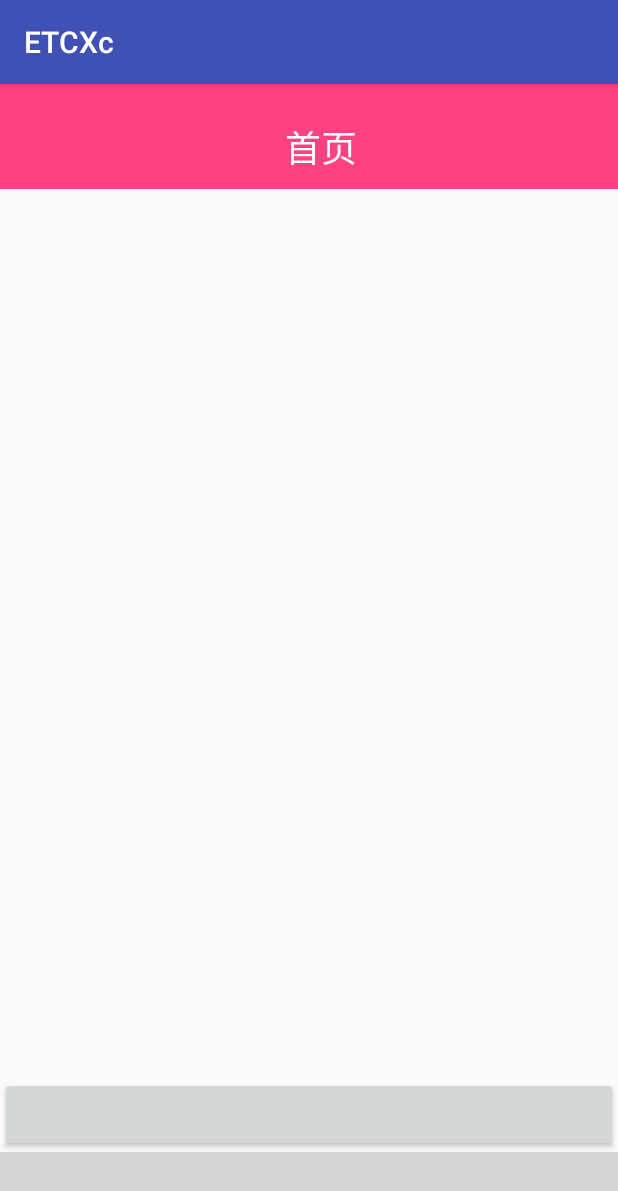
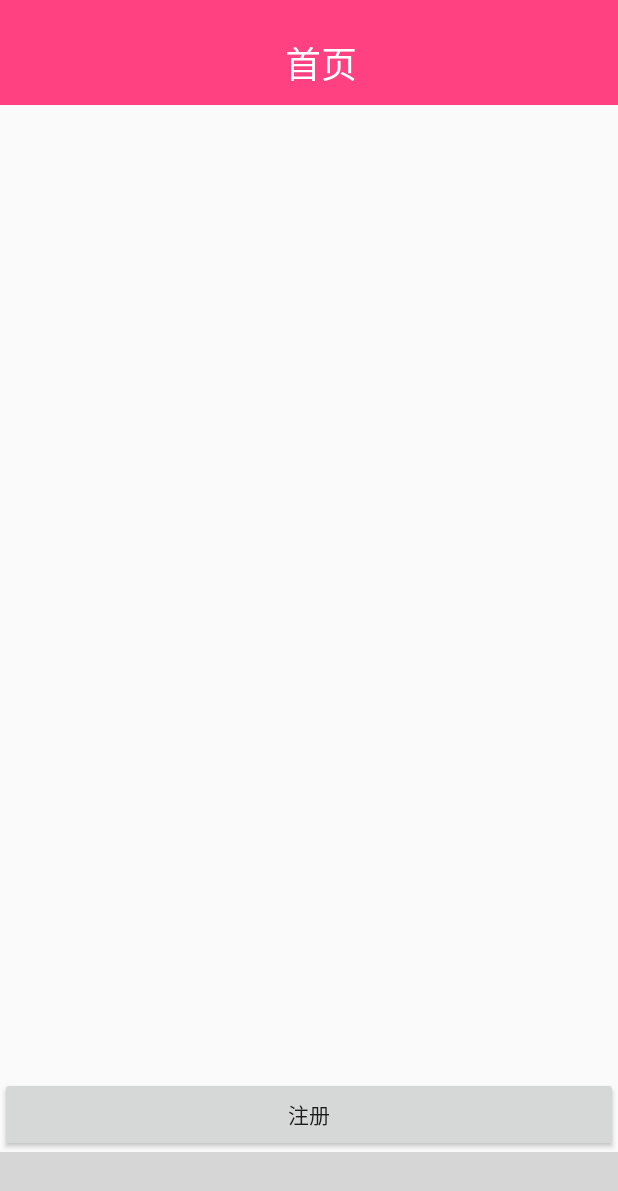
Before and after one commit to lt594963425/ETCx, an Android app: the screen it shows after launch (MainActivity), on a phone screen of 412 x 824 dp. Shown: the top 1191 px of the screen. Run offline under Robolectric (Android 15) with nearby library versions, the phone set to English and light mode, and no system bars; our stand-ins replace RxJava; libraries missing offline, so code that uses them is left out: com.roughike.bottombar; plain views replace BottomBar; 9 statements that could not run were skipped; grey boxes are pictures that could not be loaded.

Commit message:
代码优化

```diff
--- a/app/src/main/java/com/etcxc/android/activity/MainActivity.java
+++ b/app/src/main/java/com/etcxc/android/activity/MainActivity.java
@@ -8,11 +8,9 @@ import android.support.v4.app.Fragment;
 import android.support.v4.app.FragmentManager;
 import android.support.v4.app.FragmentPagerAdapter;
 import android.support.v4.view.ViewPager;
-import android.support.v7.app.AppCompatActivity;
 import android.support.v7.widget.Toolbar;
 import android.view.View;
 import android.view.ViewTreeObserver;
-import android.view.Window;
 import android.widget.TextView;
 
 import com.etcxc.android.R;
@@ -32,7 +30,6 @@ import org.json.JSONObject;
 import java.util.HashMap;
 import java.util.Map;
 
-import butterknife.ButterKnife;
 import io.reactivex.Flowable;
 import io.reactivex.android.schedulers.AndroidSchedulers;
 import io.reactivex.functions.Consumer;
@@ -48,37 +45,35 @@ public class MainActivity extends BaseActivity implements View.OnClickListener {
     private ViewPager mVpContent;
     private Toolbar mToolbar;
     TextView mToolbarTitle;
-    private  MyPagerAdapter mAdapter;
+    private MyPagerAdapter mAdapter;
+
     @Override
     protected void onCreate(Bundle savedInstanceState) {
         super.onCreate(savedInstanceState);
-        //取消顶部标题
-       requestWindowFeature(Window.FEATURE_NO_TITLE);
-      //设置全屏
-        //getWindow().setFlags(WindowManager.LayoutParams.FLAG_FULLSCREEN, WindowManager.LayoutParams.FLAG_FULLSCREEN);
+     /*   //取消顶部标题
+        requestWindowFeature(Window.FEATURE_NO_TITLE);
+        //设置全屏
+        getWindow().setFlags(WindowManager.LayoutParams.FLAG_FULLSCREEN, WindowManager.LayoutParams.FLAG_FULLSCREEN);*/
+        if (getSupportActionBar() != null) getSupportActionBar().hide();
         setContentView(R.layout.activity_main);
-
-        find(R.id.tv_register).setOnClickListener(this);
-        mBottomBar = (BottomBar) findViewById(R.id.bottomBar);
-        mVpContent = (ViewPager) findViewById(R.id.vp_content);
-        mToolbar = (Toolbar) findViewById(R.id.toolbar);
-        mToolbarTitle = (TextView) findViewById(R.id.toolbar_title);
-        ButterKnife.bind(this);
         initViews();
         initData();
     }
 
     private void initViews() {
+        find(R.id.tv_register).setOnClickListener(this);
+        mBottomBar = find(R.id.bottomBar);
+        mVpContent = find(R.id.vp_content);
+        mToolbar = find(R.id.toolbar);
+        mToolbarTitle = find(R.id.toolbar_title);
         tabIdPosition.put(R.id.tab_recents, 0);
         tabIdPosition.put(R.id.tab_favorites, 1);
         tabIdPosition.put(R.id.tab_nearby, 2);
-        //getWindow().addFlags(WindowManager.LayoutParams.FLAG_TRANSLUCENT_NAVIGATION);
         mAdapter = new MyPagerAdapter(getSupportFragmentManager());
         mVpContent.setAdapter(mAdapter);
-        //toobar初始化
+        //toolbar初始化
         //底部标签栏
         initBottomBar();
-
     }
 
     /**
@@ -93,6 +88,7 @@ public class MainActivity extends BaseActivity implements View.OnClickListener {
         });
         mNearby = mBottomBar.getTabWithId(R.id.tab_friends);
     }
+
     private void initData() {
         /**
          * 监听fragment页面改变,以触发加载数据
@@ -128,6 +124,7 @@ public class MainActivity extends BaseActivity implements View.OnClickListener {
                         break;
                 }
             }
+
             @Override
             public void onPageScrollStateChanged(int state) {
             }
@@ -150,7 +147,7 @@ public class MainActivity extends BaseActivity implements View.OnClickListener {
     public void onClick(View v) {
         switch (v.getId()) {
             case R.id.tv_register:
-                testNet();
+                register();
                 break;
         }
     }
@@ -172,6 +169,7 @@ public class MainActivity extends BaseActivity implements View.OnClickListener {
                     }
                 });
     }
+
     private class MyPagerAdapter extends FragmentPagerAdapter {
         public MyPagerAdapter(FragmentManager fm) {
             super(fm);
@@ -187,6 +185,22 @@ public class MainActivity extends BaseActivity implements View.OnClickListener {
         public int getCount() {
             return 3;
         }
+    }
 
+    private void register() {
+      /*  Flowable.just("").map(new Function<String, String>() {
+            @Override
+            public String apply(@NonNull String s) throws Exception {
+
+            }
+        }).subscribeOn(Schedulers.io())
+                .observeOn(AndroidSchedulers.mainThread())
+                .subscribe(new Consumer<String>() {
+                    @Override
+                    public void accept(@NonNull String s) throws Exception {
+                        LogUtil.d("xwpeng16", s);
+                    }
+                });*/
     }
+
 }
--- a/app/src/main/java/com/etcxc/android/modle/db/PrivateDbHelper.java
+++ b/app/src/main/java/com/etcxc/android/modle/db/PrivateDbHelper.java
@@ -7,7 +7,7 @@ import android.database.sqlite.SQLiteOpenHelper;
 import android.provider.BaseColumns;
 import android.text.TextUtils;
 
-import com.etcxc.android.util.Base64Util;
+import com.etcxc.android.utils.Base64Util;
 import com.etcxc.android.utils.LogUtil;
 
 import java.util.LinkedHashMap;
--- a/app/src/main/java/com/etcxc/android/modle/sp/BasicSPUtil.java
+++ b/app/src/main/java/com/etcxc/android/modle/sp/BasicSPUtil.java
@@ -3,7 +3,7 @@ package com.etcxc.android.modle.sp;
 import android.content.Context;
 import android.content.SharedPreferences;
 
-import com.etcxc.android.util.Base64Util;
+import com.etcxc.android.utils.Base64Util;
 
 /**
  * 封装SPUtil的基础类
--- a/app/src/main/java/com/etcxc/android/modle/sp/PrivateSPUtil.java
+++ b/app/src/main/java/com/etcxc/android/modle/sp/PrivateSPUtil.java
@@ -5,7 +5,7 @@ import android.support.annotation.Nullable;
 
 import com.etcxc.MeManager;
 import com.etcxc.android.base.App;
-import com.etcxc.android.util.Base64Util;
+import com.etcxc.android.utils.Base64Util;
 
 /**
  * fixme:单例写法
--- a/app/src/main/java/com/etcxc/android/net/OkClient.java
+++ b/app/src/main/java/com/etcxc/android/net/OkClient.java
@@ -72,8 +72,8 @@ public class OkClient {
         return body instanceof String ? body.toString() : null;
     }
 
-    public static String get(String url, JSONObject object, Object tag) {
-        Object body = get(url, null, object == null ? null : object.toString(), tag, false);
+    public static String get(String url, JSONObject array, Object tag) {
+        Object body = get(url, null, array == null ? null : array.toString(), tag, false);
         return body instanceof String ? body.toString() : null;
     }
 
--- a/app/src/main/res/layout/activity_main.xml
+++ b/app/src/main/res/layout/activity_main.xml
@@ -1,40 +1,43 @@
 <?xml version="1.0" encoding="utf-8"?>
-<LinearLayout
-    xmlns:android="http://schemas.android.com/apk/res/android"
+<LinearLayout xmlns:android="http://schemas.android.com/apk/res/android"
     xmlns:app="http://schemas.android.com/apk/res-auto"
     android:layout_width="match_parent"
     android:layout_height="match_parent"
     android:orientation="vertical">
+
     <android.support.v7.widget.Toolbar
         android:id="@+id/toolbar"
         android:layout_width="match_parent"
-        android:layout_height="wrap_content"
-        >
+        android:layout_height="wrap_content">
+
         <RelativeLayout
             android:layout_width="match_parent"
             android:layout_height="70dp">
+
             <TextView
                 android:id="@+id/toolbar_title"
-                android:text="Toolbar Title"
-                style="@style/ToolbarTitle"/>
+                style="@style/ToolbarTitle"
+                android:text="Toolbar Title" />
         </RelativeLayout>
     </android.support.v7.widget.Toolbar>
+
     <android.support.v4.view.ViewPager
         android:id="@+id/vp_content"
         android:layout_width="match_parent"
         android:layout_height="0dp"
-        android:layout_weight="1"
-        ></android.support.v4.view.ViewPager>
-     <Button
-         android:layout_width="match_parent"
-         android:layout_height="50dp"
-         android:id="@+id/tv_register"
-         />
+        android:layout_weight="1"></android.support.v4.view.ViewPager>
+
+    <Button
+        android:id="@+id/tv_register"
+        android:layout_width="match_parent"
+        android:layout_height="50dp"
+        android:text="注册" />
+
     <com.roughike.bottombar.BottomBar
         android:id="@+id/bottomBar"
         android:layout_width="match_parent"
         android:layout_height="56dp"
         android:layout_alignParentBottom="true"
         app:bb_behavior="shifting|underNavbar"
-        app:bb_tabXmlResource="@xml/bottombar_tabs_color_changing"/>
+        app:bb_tabXmlResource="@xml/bottombar_tabs_color_changing" />
 </LinearLayout>
```
Also changed, not shown: app/src/main/java/com/etcxc/android/util/Base64Util.java (deleted, +0 -83 lines).
